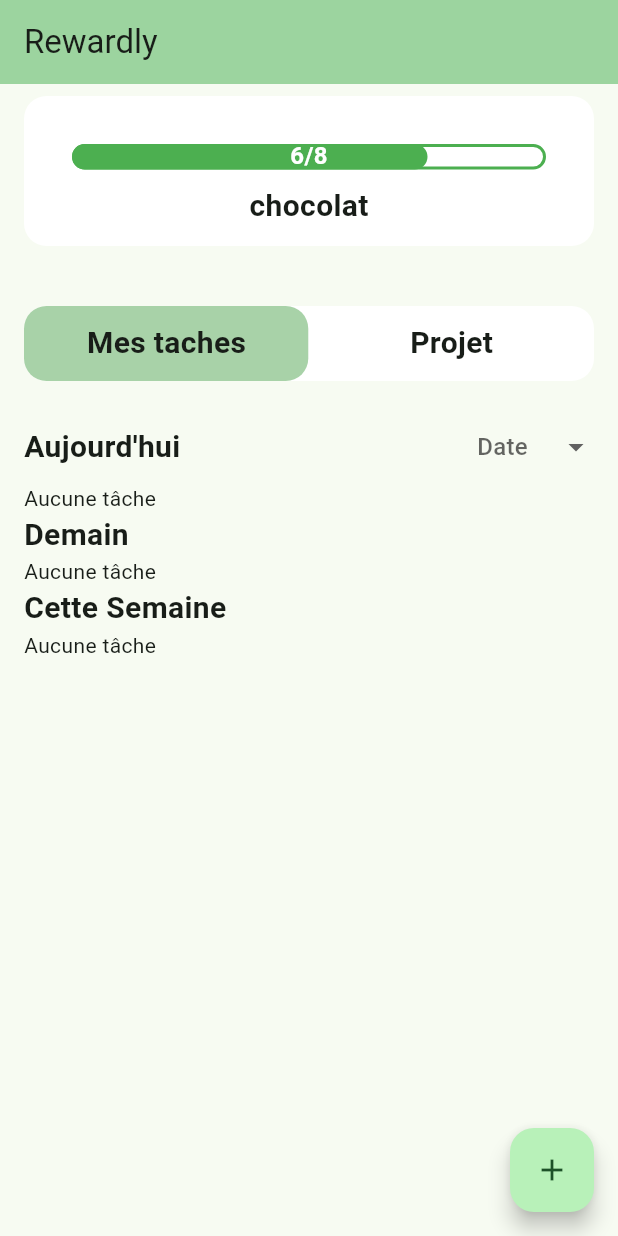
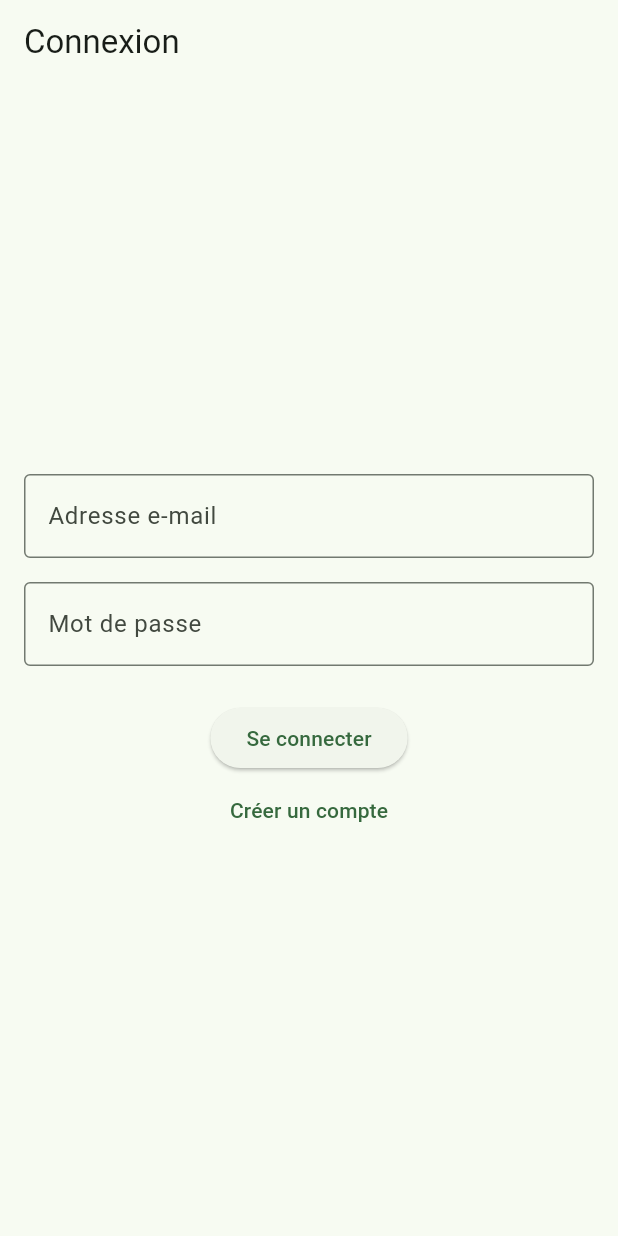
Before and after one commit to ThomasGillet75/rewardly, a Flutter app: the screen it shows after launch, on a phone screen of 412 x 824 dp. Run offline on Flutter 3.47's test engine with Material 3 defaults, Android fonts, the phone set to English and light mode, and no system bars; our stand-ins replace bloc, cloud_firestore, equatable, firebase_auth, firebase_core, flutter_bloc; accounts and stored records are empty.

Commit message:
sign-in/auth-firebase

```diff
--- /dev/null
+++ b/lib/Application Layer/presentation/screen/sign_in_page_screen.dart
@@ -0,0 +1,63 @@
+import 'package:flutter/material.dart';
+import '../viewmodel/sign_in_page_view_model.dart';
+
+class SignInPage extends StatefulWidget {
+  @override
+  _SignInPageState createState() => _SignInPageState();
+}
+
+class _SignInPageState extends State<SignInPage> {
+  final SignInViewModel _viewModel = SignInViewModel();
+
+  @override
+  Widget build(BuildContext context) {
+    return Scaffold(
+      appBar: AppBar(
+        title: Text('Connexion'),
+      ),
+      body: Padding(
+        padding: const EdgeInsets.all(16.0),
+        child: Column(
+          mainAxisAlignment: MainAxisAlignment.center,
+          children: [
+          TextField(
+          controller: _viewModel.emailController,
+          keyboardType: TextInputType.emailAddress, decoration: InputDecoration(
+    labelText: 'Adresse e-mail',
+    border: OutlineInputBorder(),
+    ),
+    ),
+    SizedBox(height: 16.0),
+    TextField(
+    controller: _viewModel.passwordController,
+    obscureText: true,
+    decoration: InputDecoration(
+    labelText: 'Mot de passe',
+    border: OutlineInputBorder(),
+    ),
+    ),
+    SizedBox(height: 24.0),
+    ValueListenableBuilder<bool>(
+    valueListenable: _viewModel.isLoading,
+    builder: (context, isLoading, _) {
+    return isLoading
+    ? CircularProgressIndicator()
+        : ElevatedButton(
+    onPressed: _viewModel.signIn(context),
+    child: Text('Se connecter'),
+
+    );
+    },
+    ),
+          TextButton(
+            onPressed: () {
+              Navigator.pushNamed(context, '/sign-up');
+            },
+            child: Text('Créer un compte'),
+          ),
+          ],
+        ),
+      ),
+    );
+  }
+}
--- /dev/null
+++ b/lib/Application Layer/presentation/viewmodel/sign_in_page_view_model.dart
@@ -0,0 +1,40 @@
+import 'package:firebase_auth/firebase_auth.dart';
+import 'package:flutter/material.dart';
+import '../../../Data/services/firestore_user_service.dart';
+
+class SignInViewModel {
+  final AuthService _authService = AuthService();
+  final TextEditingController emailController = TextEditingController();
+  final TextEditingController passwordController = TextEditingController();
+  final ValueNotifier<bool> isLoading = ValueNotifier(false);
+
+  VoidCallback signIn(BuildContext context) {
+    return () async {
+      isLoading.value = true;
+
+      try {
+        final email = emailController.text.trim();
+        final password = passwordController.text.trim();
+
+        if (email.isEmpty || password.isEmpty) {
+          throw Exception('Veuillez remplir tous les champs.');
+        }
+
+        UserCredential credential = await _authService.signInWithEmail(email, password);
+
+        // Connexion réussie
+        Navigator.pushNamed(context, '/home');
+        ScaffoldMessenger.of(context).showSnackBar(
+          SnackBar(content: Text('Connexion réussie, bienvenue ${credential.user?.displayName ?? 'Utilisateur'} !')),
+        );
+      } catch (e) {
+        // Gestion des erreurs
+        ScaffoldMessenger.of(context).showSnackBar(
+          SnackBar(content: Text(e.toString())),
+        );
+      } finally {
+        isLoading.value = false;
+      }
+    };
+  }
+}
--- a/lib/Application Layer/presentation/widget/add_task_widget.dart
+++ b/lib/Application Layer/presentation/widget/add_task_widget.dart
@@ -1,10 +1,9 @@
-import 'package:flutter/cupertino.dart';
 import 'package:flutter/material.dart';
 
 import 'add_button_widget.dart';
 
 class AddTaskWidget extends StatefulWidget {
-  const AddTaskWidget({Key? key}) : super(key: key);
+  const AddTaskWidget({super.key});
 
   @override
   State<AddTaskWidget> createState() => _AddTaskWidgetState();
@@ -237,7 +236,7 @@ class _AddTaskWidgetState extends State<AddTaskWidget> {
                     ),
                     const SizedBox(width: 10),
                     // Bouton "Add"
-                    AddButtonWidget(),
+                    const AddButtonWidget(),
                   ],
                 ),
                 const SizedBox(height: 16), // Marges inférieures
--- a/lib/Application Layer/presentation/widget/project_car_widget.dart
+++ b/lib/Application Layer/presentation/widget/project_car_widget.dart
@@ -32,8 +32,8 @@ class _ProjectCardWdigetState extends State<ProjectCarWidget> {
                     child: Align(
                       alignment: Alignment.centerLeft,
                       child: Text(
-                        this.widget.projectName,
-                        style: TextStyle(
+                        widget.projectName,
+                        style: const TextStyle(
                           fontWeight: FontWeight.bold,
                           fontSize: 20,
                         ),
--- a/lib/Application Layer/presentation/widget/toggle_button_widget.dart
+++ b/lib/Application Layer/presentation/widget/toggle_button_widget.dart
@@ -39,7 +39,7 @@ class _ToggleButtonWidgetState extends State<ToggleButtonWidget> {
                     height: 50,
                     decoration: BoxDecoration(
                       borderRadius: BorderRadius.circular(15),
-                      color: Color(0xFFA8D2A8),
+                      color: const Color(0xFFA8D2A8),
                     ),
                   ),
                 ),
@@ -51,7 +51,7 @@ class _ToggleButtonWidgetState extends State<ToggleButtonWidget> {
                             context
                                 .read<ToggleBloc>()
                                 .add(ToggleSwitch(value: true)),
-                        child: Center(
+                        child: const Center(
                           child: Text(
                             'Mes taches',
                             style: TextStyle(
@@ -68,7 +68,7 @@ class _ToggleButtonWidgetState extends State<ToggleButtonWidget> {
                             context
                                 .read<ToggleBloc>()
                                 .add(ToggleSwitch(value: true)),
-                        child: Center(
+                        child: const Center(
                           child: Text(
                             'Projet',
                             style: TextStyle(
--- a/lib/Data/services/firestore_task_service.dart
+++ b/lib/Data/services/firestore_task_service.dart
@@ -5,7 +5,7 @@ import 'package:uuid/uuid.dart';
 
 class FirestoreTaskService extends IDataService<TaskModel> {
   final FirebaseFirestore _firestore = FirebaseFirestore.instance;
-  final Uuid _uuid = Uuid();
+  final Uuid _uuid = const Uuid();
 
   @override
   Future<void> add(TaskModel item) async {
--- /dev/null
+++ b/lib/Data/services/firestore_user_service.dart
@@ -0,0 +1,22 @@
+
+import 'package:firebase_auth/firebase_auth.dart';
+
+class AuthService {
+  final FirebaseAuth _auth = FirebaseAuth.instance;
+
+  Future<UserCredential> signInWithEmail(String email, String password) async {
+    try {
+      return await _auth.signInWithEmailAndPassword(email: email, password: password);
+    } catch (e) {
+      throw Exception('Erreur de connexion : ${e.toString()}');
+    }
+  }
+
+  Future<UserCredential> signUpWithEmail(String email, String password) async {
+    try {
+      return await _auth.createUserWithEmailAndPassword(email: email, password: password);
+    } catch (e) {
+      throw Exception('Erreur d\'inscription : ${e.toString()}');
+    }
+  }
+}
--- a/lib/main.dart
+++ b/lib/main.dart
@@ -4,6 +4,7 @@ import 'package:firebase_core/firebase_core.dart';
 import 'package:rewardly/Application%20Layer/bloc/task/task_bloc.dart';
 import 'package:rewardly/Application%20Layer/bloc/toggle/toggle_bloc.dart';
 import 'package:rewardly/Application%20Layer/presentation/screen/home-page-screen.dart';
+import 'package:rewardly/Application%20Layer/presentation/screen/sign_in_page_screen.dart';
 
 Future<void> main() async {
   WidgetsFlutterBinding.ensureInitialized();
@@ -22,13 +23,17 @@ class MyApp extends StatelessWidget {
         BlocProvider(create: (context) => ToggleBloc()),
       ],
       child: MaterialApp(
+        debugShowCheckedModeBanner: false,
+        title: 'Flutter Firebase Auth',
+        initialRoute: '/',
         routes: {
-          '/': (context) => const HomePageScreen(
-            title: "Rewardly",
-          ),
+      '/': (context) => SignInPage(),
+      '/home': (context) => const HomePageScreen(
+          title: 'Rewardly'
+      ),
         },
         theme: ThemeData(
-          colorScheme: ColorScheme.fromSeed(seedColor: Color(0xFFA8D2A8)),
+          colorScheme: ColorScheme.fromSeed(seedColor: const Color(0xFFA8D2A8)),
           primaryColor: const Color(0xFFECF0F1),
           useMaterial3: true,
         ),
--- a/pubspec.yaml
+++ b/pubspec.yaml
@@ -40,6 +40,7 @@ dependencies:
   flutter_bloc: ^8.1.6
   equatable: ^2.0.7
   cloud_firestore: ^5.5.0
+  firebase_auth: ^5.3.4
 
 dev_dependencies:
   flutter_test:
```
Also changed, not shown: lib/Application Layer/presentation/widget/add_project_widget.dart (+4 -4 lines), lib/Application Layer/presentation/widget/sign_in_widget.dart (added, +20 -0 lines), lib/Data/models/user.dart (added, +21 -0 lines), lib/Domain/repositories/user_repository.dart (added, +15 -0 lines), pubspec.lock, 1 other file.
